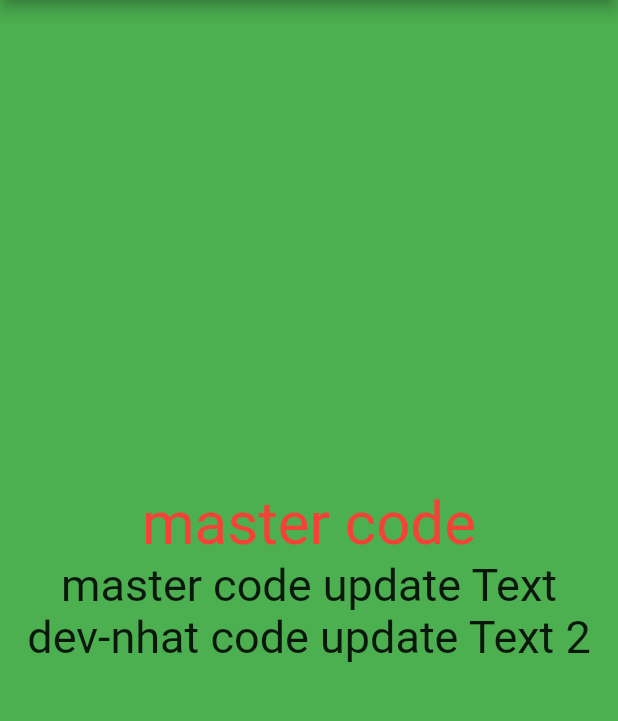
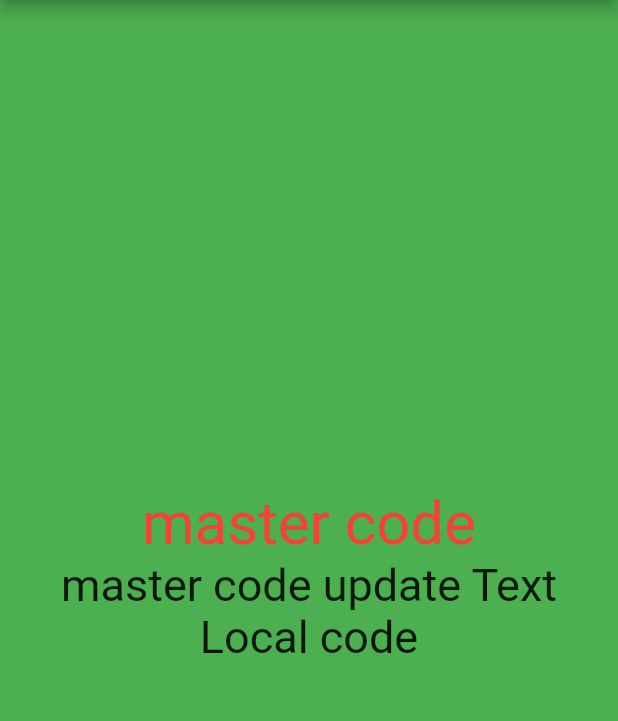
Before and after one commit to jami000/demo-git, a Flutter app: the screen it shows after launch, on a phone screen of 412 x 824 dp, the part 84-805 px from its top. Run offline on Flutter 3.47's test engine with Material 2 defaults, Android fonts, the phone set to English and light mode, and no system bars.

Commit message:
Local update

```diff
--- a/demogit_test/lib/main.dart
+++ b/demogit_test/lib/main.dart
@@ -46,7 +46,7 @@ class _MyHomePageState extends State<MyHomePage> {
               'master code update Text', style: TextStyle(fontSize: 30),
             ),
             Text(
-              'dev-nhat code update Text 2',
+              'Local code',
               style: TextStyle(fontSize: 30),
             ),
           ],
```
